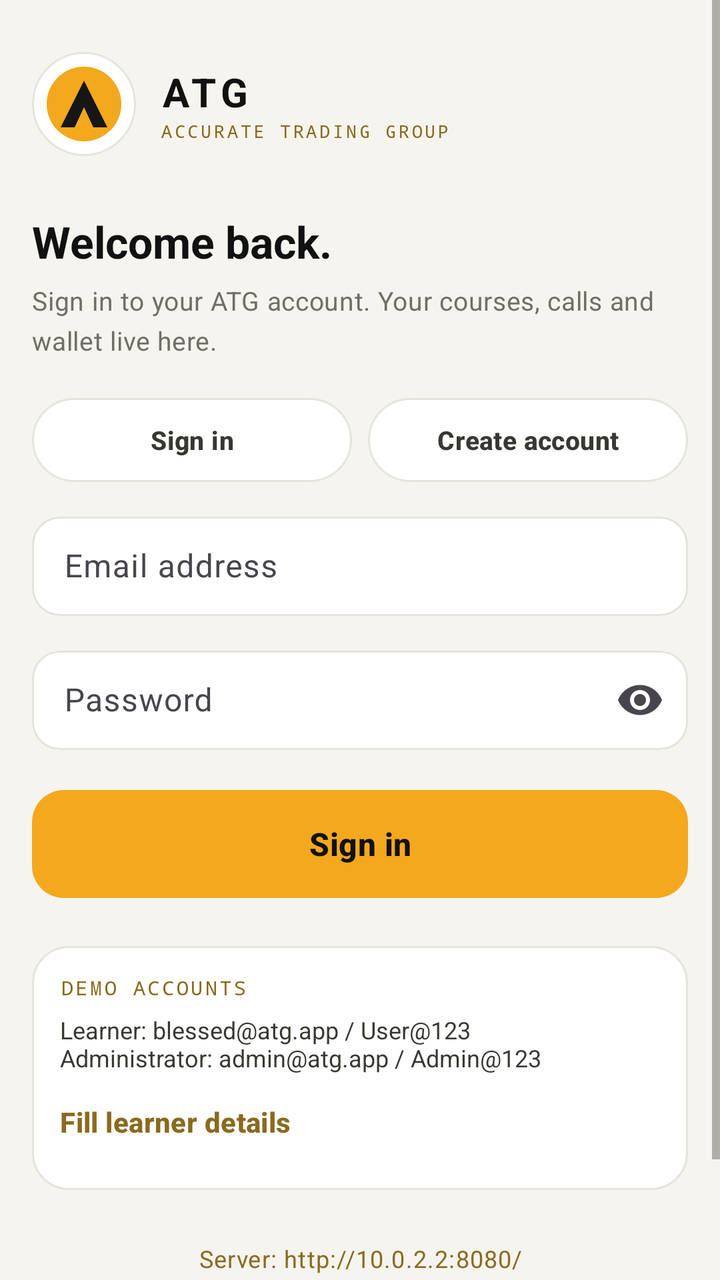
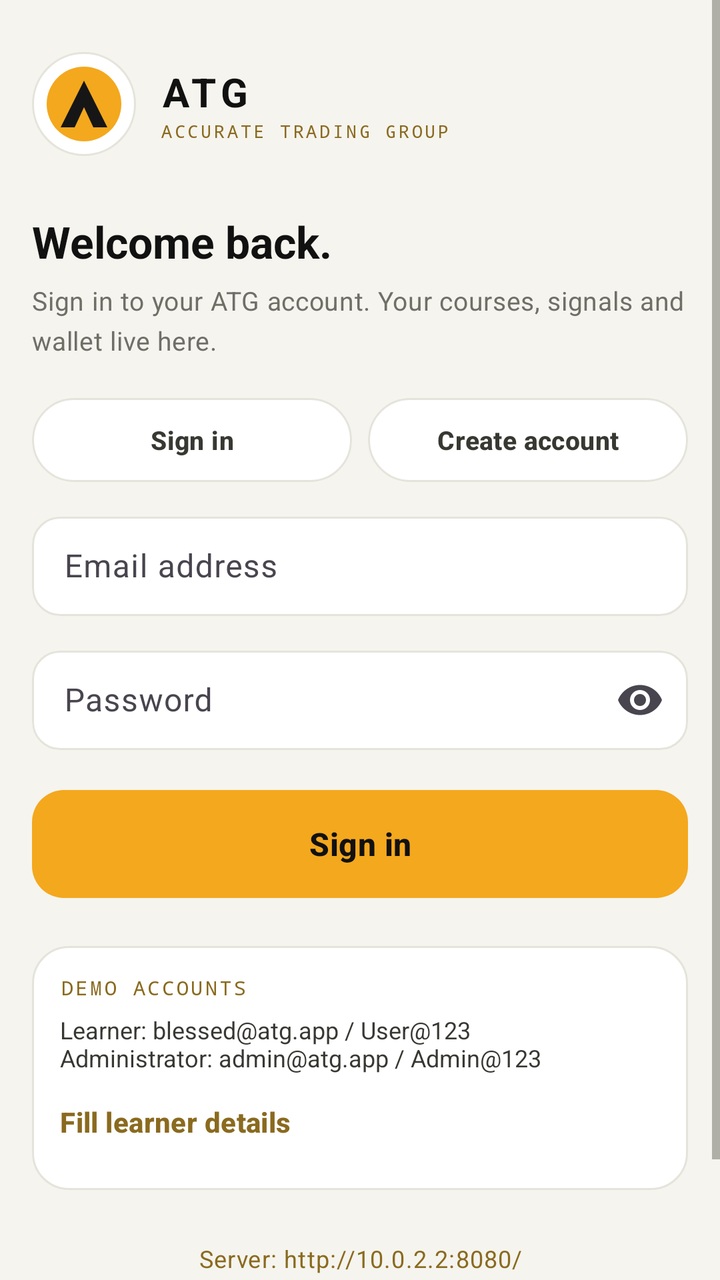

Two renders of the same Android screen: before a commit and after it. Below are the layout's source before the change and the commit's diff.
<!-- AndroidManifest.xml: application theme Theme.ATG -->
<!-- res/layout/activity_auth.xml -->
<?xml version="1.0" encoding="utf-8"?>
<ScrollView xmlns:android="http://schemas.android.com/apk/res/android"
    xmlns:app="http://schemas.android.com/apk/res-auto"
    android:layout_width="match_parent"
    android:layout_height="match_parent"
    android:background="@color/bg"
    android:fillViewport="true">

    <LinearLayout
        android:layout_width="match_parent"
        android:layout_height="wrap_content"
        android:orientation="vertical"
        android:paddingStart="@dimen/screen_pad"
        android:paddingTop="26dp"
        android:paddingEnd="@dimen/screen_pad"
        android:paddingBottom="32dp">

        <LinearLayout
            android:layout_width="wrap_content"
            android:layout_height="wrap_content"
            android:gravity="center_vertical"
            android:orientation="horizontal">

            <ImageView
                android:layout_width="52dp"
                android:layout_height="52dp"
                android:background="@drawable/bg_logo_circle"
                android:contentDescription="@string/app_name"
                android:padding="5dp"
                android:src="@drawable/ic_app_logo" />

            <LinearLayout
                android:layout_width="wrap_content"
                android:layout_height="wrap_content"
                android:layout_marginStart="12dp"
                android:orientation="vertical">

                <TextView
                    android:layout_width="wrap_content"
                    android:layout_height="wrap_content"
                    android:fontFamily="sans-serif"
                    android:letterSpacing="0.12"
                    android:text="ATG"
                    android:textColor="@color/ink"
                    android:textSize="20sp"
                    android:textStyle="bold" />

                <TextView
                    android:layout_width="wrap_content"
                    android:layout_height="wrap_content"
                    android:fontFamily="monospace"
                    android:letterSpacing="0.14"
                    android:text="@string/brand_name"
                    android:textColor="@color/gold"
                    android:textSize="9sp" />
            </LinearLayout>
        </LinearLayout>

        <TextView
            android:id="@+id/tvAuthTitle"
            style="@style/TextAppearance.ATG.H1"
            android:layout_width="wrap_content"
            android:layout_height="wrap_content"
            android:layout_marginTop="28dp"
            android:text="Welcome back." />

        <TextView
            android:id="@+id/tvAuthSubtitle"
            style="@style/TextAppearance.ATG.Meta"
            android:layout_width="match_parent"
            android:layout_height="wrap_content"
            android:layout_marginTop="6dp"
            android:text="Sign in to your ATG account. Your courses, calls and wallet live here." />

        <LinearLayout
            android:layout_width="match_parent"
            android:layout_height="wrap_content"
            android:layout_marginTop="20dp"
            android:orientation="horizontal">

            <com.google.android.material.button.MaterialButton
                android:id="@+id/btnModeLogin"
                style="@style/Widget.ATG.Chip"
                android:layout_width="0dp"
                android:layout_height="42dp"
                android:layout_weight="1"
                android:text="Sign in" />

            <com.google.android.material.button.MaterialButton
                android:id="@+id/btnModeRegister"
                style="@style/Widget.ATG.Chip"
                android:layout_width="0dp"
                android:layout_height="42dp"
                android:layout_marginStart="8dp"
                android:layout_weight="1"
                android:text="Create account" />
        </LinearLayout>

        <com.google.android.material.textfield.TextInputLayout
            android:id="@+id/tilName"
            style="@style/Widget.ATG.Input"
            android:layout_width="match_parent"
            android:layout_height="wrap_content"
            android:layout_marginTop="18dp"
            android:hint="Full name"
            android:visibility="gone">

            <com.google.android.material.textfield.TextInputEditText
                android:id="@+id/etName"
                style="@style/Widget.ATG.InputEdit"
                android:layout_width="match_parent"
                android:layout_height="wrap_content"
                android:inputType="textPersonName" />
        </com.google.android.material.textfield.TextInputLayout>

        <com.google.android.material.textfield.TextInputLayout
            android:id="@+id/tilPhone"
            style="@style/Widget.ATG.Input"
            android:layout_width="match_parent"
            android:layout_height="wrap_content"
            android:layout_marginTop="12dp"
            android:hint="Mobile number"
            android:visibility="gone">

            <com.google.android.material.textfield.TextInputEditText
                android:id="@+id/etPhone"
                style="@style/Widget.ATG.InputEdit"
                android:layout_width="match_parent"
                android:layout_height="wrap_content"
                android:inputType="phone" />
        </com.google.android.material.textfield.TextInputLayout>

        <com.google.android.material.textfield.TextInputLayout
            android:id="@+id/tilEmail"
            style="@style/Widget.ATG.Input"
            android:layout_width="match_parent"
            android:layout_height="wrap_content"
            android:layout_marginTop="12dp"
            android:hint="Email address">

            <com.google.android.material.textfield.TextInputEditText
                android:id="@+id/etEmail"
                style="@style/Widget.ATG.InputEdit"
                android:layout_width="match_parent"
                android:layout_height="wrap_content"
                android:inputType="textEmailAddress" />
        </com.google.android.material.textfield.TextInputLayout>

        <com.google.android.material.textfield.TextInputLayout
            android:id="@+id/tilPassword"
            style="@style/Widget.ATG.Input"
            android:layout_width="match_parent"
            android:layout_height="wrap_content"
            android:layout_marginTop="12dp"
            android:hint="Password"
            app:endIconMode="password_toggle">

            <com.google.android.material.textfield.TextInputEditText
                android:id="@+id/etPassword"
                style="@style/Widget.ATG.InputEdit"
                android:layout_width="match_parent"
                android:layout_height="wrap_content"
                android:inputType="textPassword" />
        </com.google.android.material.textfield.TextInputLayout>

        <com.google.android.material.button.MaterialButton
            android:id="@+id/btnSubmit"
            style="@style/Widget.ATG.Button"
            android:layout_width="match_parent"
            android:layout_height="@dimen/button_height"
            android:layout_marginTop="20dp"
            android:text="Sign in" />

        <ProgressBar
            android:id="@+id/pbAuth"
            android:layout_width="24dp"
            android:layout_height="24dp"
            android:layout_gravity="center_horizontal"
            android:layout_marginTop="12dp"
            android:indeterminateTint="@color/primary"
            android:visibility="gone" />

        <LinearLayout
            android:layout_width="match_parent"
            android:layout_height="wrap_content"
            android:layout_marginTop="24dp"
            android:background="@drawable/bg_card"
            android:orientation="vertical"
            android:padding="14dp">

            <TextView
                android:layout_width="wrap_content"
                android:layout_height="wrap_content"
                android:fontFamily="monospace"
                android:letterSpacing="0.12"
                android:text="DEMO ACCOUNTS"
                android:textColor="@color/gold"
                android:textSize="10sp" />

            <TextView
                android:layout_width="match_parent"
                android:layout_height="wrap_content"
                android:layout_marginTop="6dp"
                android:text="Learner: blessed@atg.app / User@123\nAdministrator: admin@atg.app / Admin@123"
                android:textColor="@color/ink_soft"
                android:textSize="12sp" />

            <com.google.android.material.button.MaterialButton
                android:id="@+id/btnDemo"
                style="@style/Widget.ATG.Button.Ghost"
                android:layout_width="wrap_content"
                android:layout_height="40dp"
                android:layout_marginTop="4dp"
                android:paddingStart="0dp"
                android:text="Fill learner details" />
        </LinearLayout>

        <TextView
            android:id="@+id/tvServer"
            style="@style/TextAppearance.ATG.Small"
            android:layout_width="match_parent"
            android:layout_height="wrap_content"
            android:layout_marginTop="18dp"
            android:gravity="center"
            android:padding="8dp"
            android:text="Server: http://10.0.2.2:8080/"
            android:textColor="@color/gold" />

        <TextView
            android:layout_width="match_parent"
            android:layout_height="wrap_content"
            android:layout_marginTop="4dp"
            android:gravity="center"
            android:text="Trading involves risk. ATG is an education and signals platform, not a broker."
            android:textColor="@color/muted"
            android:textSize="10sp" />
    </LinearLayout>
</ScrollView>
<!-- resources referenced by this layout -->
<resources>
  <color name="bg">#F5F4EE</color>
  <color name="gold">#8A6A1F</color>
  <color name="ink">#111111</color>
  <color name="ink_soft">#383833</color>
  <color name="muted">#6F6E67</color>
  <color name="primary">#F4A81D</color>
  <dimen name="button_height">54dp</dimen>
  <dimen name="screen_pad">16dp</dimen>
  <!-- drawable bg_card (drawable) -->
  <?xml version="1.0" encoding="utf-8"?>
  <shape xmlns:android="http://schemas.android.com/apk/res/android" android:shape="rectangle">
      <solid android:color="@color/surface" />
      <corners android:radius="@dimen/radius" />
      <stroke android:width="1dp" android:color="@color/stroke" />
  </shape>
  <!-- drawable bg_logo_circle (drawable) -->
  <?xml version="1.0" encoding="utf-8"?>
  <shape xmlns:android="http://schemas.android.com/apk/res/android" android:shape="oval">
      <solid android:color="@color/surface" />
      <stroke android:width="1dp" android:color="@color/stroke" />
  </shape>
  <!-- drawable ic_app_logo (drawable) -->
  <vector xmlns:android="http://schemas.android.com/apk/res/android"
      android:width="108dp" android:height="108dp"
      android:viewportWidth="108" android:viewportHeight="108">
      <path android:fillColor="#F4A81D"
          android:pathData="M54,6A48,48 0,1 0,54 102A48,48 0,1 0,54 6" />
      <path android:fillColor="#161616"
          android:pathData="M54,24L84,84H66L54,58L42,84H24Z" />
      <path android:fillColor="#F4A81D"
          android:pathData="M54,62L62,78H46Z" />
  </vector>
  <string name="app_name">ATG</string>
  <string name="brand_name">ACCURATE TRADING GROUP</string>
  <style name="TextAppearance.ATG.H1" parent="TextAppearance.Material3.HeadlineSmall">
          <item name="android:textSize">22sp</item>
          <item name="android:textStyle">bold</item>
          <item name="android:textColor">@color/ink</item>
      </style>
  <style name="TextAppearance.ATG.Meta" parent="TextAppearance.Material3.BodyMedium">
          <item name="android:textSize">13sp</item>
          <item name="android:textColor">@color/muted</item>
          <item name="android:lineSpacingMultiplier">1.2</item>
      </style>
  <style name="TextAppearance.ATG.Small" parent="TextAppearance.Material3.BodySmall">
          <item name="android:textSize">12sp</item>
          <item name="android:textColor">@color/muted</item>
      </style>
  <style name="Widget.ATG.Button.Ghost" parent="Widget.Material3.Button.TextButton">
          <item name="android:textColor">@color/gold</item>
          <item name="android:textSize">14sp</item>
          <item name="android:textStyle">bold</item>
          <item name="cornerRadius">14dp</item>
          <item name="android:minHeight">44dp</item>
          <item name="android:insetTop">0dp</item>
          <item name="android:insetBottom">0dp</item>
      </style>
  <style name="Widget.ATG.InputEdit" parent="Widget.Material3.TextInputEditText.OutlinedBox">
          <item name="android:textSize">16sp</item>
          <item name="android:textColor">@color/ink</item>
          <item name="android:paddingTop">14dp</item>
          <item name="android:paddingBottom">14dp</item>
      </style>
  <color name="surface">#FFFFFF</color>
  <dimen name="radius">18dp</dimen>
  <color name="stroke">#E5E4DB</color>
  <color name="red_text">#B3261E</color>
  <color name="white">#FFFFFF</color>
  <style name="Theme.ATG.BottomSheet" parent="ThemeOverlay.Material3.BottomSheetDialog">
          <item name="android:colorBackground">@color/surface</item>
          <item name="colorSurface">@color/surface</item>
          <item name="android:navigationBarColor">@color/surface</item>
      </style>
  <style name="Theme.ATG.Dialog" parent="ThemeOverlay.Material3.MaterialAlertDialog">
          <item name="colorSurface">@color/surface</item>
          <item name="colorOnSurface">@color/ink</item>
          <item name="android:colorBackground">@color/surface</item>
      </style>
  <!-- unchanged entries left out for length: 4 -->
</resources>

<!-- the commit's change to res/layout/activity_auth.xml (unified diff, before → after) -->
@@ -70,7 +70,7 @@
             android:layout_width="match_parent"
             android:layout_height="wrap_content"
             android:layout_marginTop="6dp"
-            android:text="Sign in to your ATG account. Your courses, calls and wallet live here." />
+            android:text="Sign in to your ATG account. Your courses, signals and wallet live here." />
 
         <LinearLayout
             android:layout_width="match_parent"
